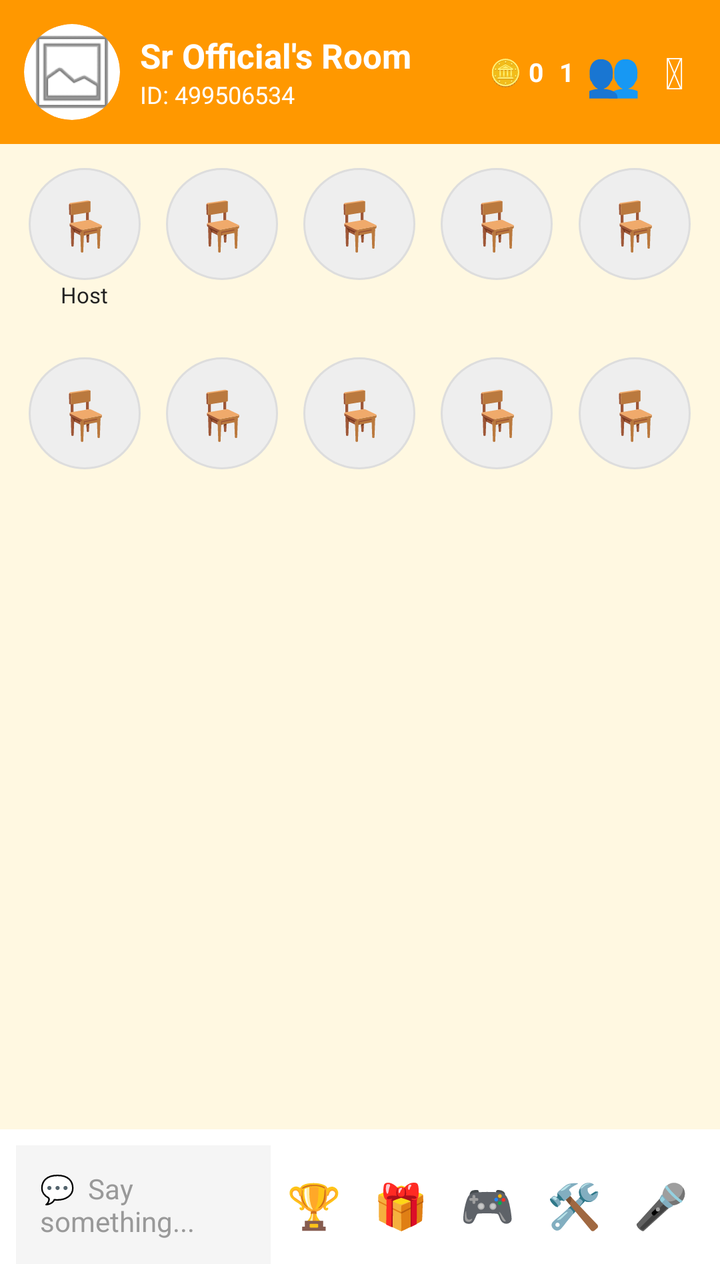
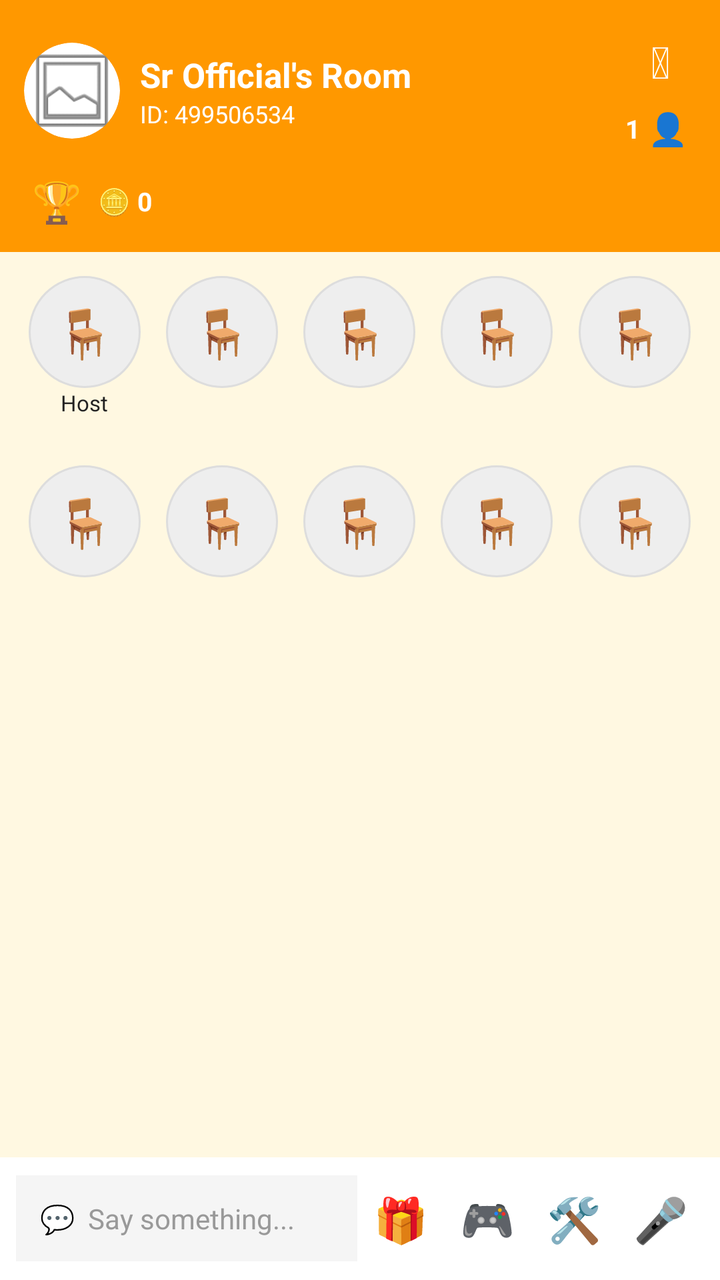

An Android layout rendered at two revisions. The XML below is the earlier revision; the diff shows what the commit changed to produce the second picture.
<!-- AndroidManifest.xml: activity theme Theme.SRVoiceChat -->
<!-- res/layout/activity_voice_room.xml -->
<?xml version="1.0" encoding="utf-8"?>
<LinearLayout xmlns:android="http://schemas.android.com/apk/res/android"
    xmlns:app="http://schemas.android.com/apk/res-auto"
    android:layout_width="match_parent"
    android:layout_height="match_parent"
    android:orientation="vertical"
    android:background="#FFF8E1">

    
    <LinearLayout
        android:layout_width="match_parent"
        android:layout_height="wrap_content"
        android:orientation="horizontal"
        android:gravity="center_vertical"
        android:padding="12dp"
        android:background="#FF9800">

        
        <androidx.cardview.widget.CardView
            android:layout_width="48dp"
            android:layout_height="48dp"
            app:cardCornerRadius="24dp"
            app:cardElevation="0dp">

            <ImageView
                android:id="@+id/roomHeaderProfileImg"
                android:layout_width="match_parent"
                android:layout_height="match_parent"
                android:scaleType="centerCrop"
                android:src="@android:drawable/ic_menu_gallery" />
        </androidx.cardview.widget.CardView>

        <LinearLayout
            android:layout_width="0dp"
            android:layout_height="wrap_content"
            android:layout_weight="1"
            android:orientation="vertical"
            android:paddingStart="10dp">

            <TextView
                android:id="@+id/roomTitleText"
                android:layout_width="wrap_content"
                android:layout_height="wrap_content"
                android:text="Sr Official's Room"
                android:textColor="#FFFFFF"
                android:textSize="17sp"
                android:textStyle="bold" />

            <TextView
                android:id="@+id/roomInfoText"
                android:layout_width="wrap_content"
                android:layout_height="wrap_content"
                android:text="ID: 499506534"
                android:textColor="#FFFFFF"
                android:textSize="12sp" />
        </LinearLayout>

        <TextView
            android:id="@+id/textRoomCoins"
            android:layout_width="wrap_content"
            android:layout_height="wrap_content"
            android:text="🪙 0"
            android:textColor="#FFFFFF"
            android:textSize="13sp"
            android:textStyle="bold"
            android:paddingEnd="8dp" />

        <TextView
            android:id="@+id/textOnlineCount"
            android:layout_width="wrap_content"
            android:layout_height="wrap_content"
            android:text="1"
            android:textColor="#FFFFFF"
            android:textSize="13sp"
            android:textStyle="bold" />

        <TextView
            android:id="@+id/btnOnlineList"
            android:layout_width="wrap_content"
            android:layout_height="wrap_content"
            android:text="👥"
            android:textSize="22sp"
            android:padding="6dp" />

        <TextView
            android:id="@+id/btnPower"
            android:layout_width="wrap_content"
            android:layout_height="wrap_content"
            android:text="⏻"
            android:textSize="22sp"
            android:textColor="#FFFFFF"
            android:padding="6dp" />
    </LinearLayout>

    
    <TextView
        android:id="@+id/roomNoticeBarText"
        android:layout_width="match_parent"
        android:layout_height="wrap_content"
        android:visibility="gone"
        android:background="#FFF3CD"
        android:textColor="#3E2F00"
        android:textSize="13sp"
        android:padding="8dp" />

    
    <LinearLayout
        android:layout_width="match_parent"
        android:layout_height="wrap_content"
        android:orientation="horizontal"
        android:weightSum="5"
        android:padding="8dp">

        <LinearLayout android:id="@+id/seat_0" android:layout_width="0dp" android:layout_height="wrap_content" android:layout_weight="1" android:orientation="vertical" android:gravity="center" android:padding="4dp">
            <TextView android:id="@+id/seatImg_0" android:layout_width="56dp" android:layout_height="56dp" android:text="🪑" android:textSize="24sp" android:gravity="center" android:background="@drawable/circle_seat_bg" />
            <TextView android:layout_width="wrap_content" android:layout_height="wrap_content" android:text="Host" android:textSize="11sp" android:textColor="#222222" />
        </LinearLayout>
        <LinearLayout android:id="@+id/seat_1" android:layout_width="0dp" android:layout_height="wrap_content" android:layout_weight="1" android:orientation="vertical" android:gravity="center" android:padding="4dp">
            <TextView android:id="@+id/seatImg_1" android:layout_width="56dp" android:layout_height="56dp" android:text="🪑" android:textSize="24sp" android:gravity="center" android:background="@drawable/circle_seat_bg" />
            <TextView android:layout_width="wrap_content" android:layout_height="wrap_content" android:text="" android:textSize="11sp" android:textColor="#222222" />
        </LinearLayout>
        <LinearLayout android:id="@+id/seat_2" android:layout_width="0dp" android:layout_height="wrap_content" android:layout_weight="1" android:orientation="vertical" android:gravity="center" android:padding="4dp">
            <TextView android:id="@+id/seatImg_2" android:layout_width="56dp" android:layout_height="56dp" android:text="🪑" android:textSize="24sp" android:gravity="center" android:background="@drawable/circle_seat_bg" />
            <TextView android:layout_width="wrap_content" android:layout_height="wrap_content" android:text="" android:textSize="11sp" android:textColor="#222222" />
        </LinearLayout>
        <LinearLayout android:id="@+id/seat_3" android:layout_width="0dp" android:layout_height="wrap_content" android:layout_weight="1" android:orientation="vertical" android:gravity="center" android:padding="4dp">
            <TextView android:id="@+id/seatImg_3" android:layout_width="56dp" android:layout_height="56dp" android:text="🪑" android:textSize="24sp" android:gravity="center" android:background="@drawable/circle_seat_bg" />
            <TextView android:layout_width="wrap_content" android:layout_height="wrap_content" android:text="" android:textSize="11sp" android:textColor="#222222" />
        </LinearLayout>
        <LinearLayout android:id="@+id/seat_4" android:layout_width="0dp" android:layout_height="wrap_content" android:layout_weight="1" android:orientation="vertical" android:gravity="center" android:padding="4dp">
            <TextView android:id="@+id/seatImg_4" android:layout_width="56dp" android:layout_height="56dp" android:text="🪑" android:textSize="24sp" android:gravity="center" android:background="@drawable/circle_seat_bg" />
            <TextView android:layout_width="wrap_content" android:layout_height="wrap_content" android:text="" android:textSize="11sp" android:textColor="#222222" />
        </LinearLayout>
    </LinearLayout>

    
    <LinearLayout
        android:layout_width="match_parent"
        android:layout_height="wrap_content"
        android:orientation="horizontal"
        android:weightSum="5"
        android:padding="8dp">

        <LinearLayout android:id="@+id/seat_5" android:layout_width="0dp" android:layout_height="wrap_content" android:layout_weight="1" android:orientation="vertical" android:gravity="center" android:padding="4dp">
            <TextView android:id="@+id/seatImg_5" android:layout_width="56dp" android:layout_height="56dp" android:text="🪑" android:textSize="24sp" android:gravity="center" android:background="@drawable/circle_seat_bg" />
            <TextView android:layout_width="wrap_content" android:layout_height="wrap_content" android:text="" android:textSize="11sp" android:textColor="#222222" />
        </LinearLayout>
        <LinearLayout android:id="@+id/seat_6" android:layout_width="0dp" android:layout_height="wrap_content" android:layout_weight="1" android:orientation="vertical" android:gravity="center" android:padding="4dp">
            <TextView android:id="@+id/seatImg_6" android:layout_width="56dp" android:layout_height="56dp" android:text="🪑" android:textSize="24sp" android:gravity="center" android:background="@drawable/circle_seat_bg" />
            <TextView android:layout_width="wrap_content" android:layout_height="wrap_content" android:text="" android:textSize="11sp" android:textColor="#222222" />
        </LinearLayout>
        <LinearLayout android:id="@+id/seat_7" android:layout_width="0dp" android:layout_height="wrap_content" android:layout_weight="1" android:orientation="vertical" android:gravity="center" android:padding="4dp">
            <TextView android:id="@+id/seatImg_7" android:layout_width="56dp" android:layout_height="56dp" android:text="🪑" android:textSize="24sp" android:gravity="center" android:background="@drawable/circle_seat_bg" />
            <TextView android:layout_width="wrap_content" android:layout_height="wrap_content" android:text="" android:textSize="11sp" android:textColor="#222222" />
        </LinearLayout>
        <LinearLayout android:id="@+id/seat_8" android:layout_width="0dp" android:layout_height="wrap_content" android:layout_weight="1" android:orientation="vertical" android:gravity="center" android:padding="4dp">
            <TextView android:id="@+id/seatImg_8" android:layout_width="56dp" android:layout_height="56dp" android:text="🪑" android:textSize="24sp" android:gravity="center" android:background="@drawable/circle_seat_bg" />
            <TextView android:layout_width="wrap_content" android:layout_height="wrap_content" android:text="" android:textSize="11sp" android:textColor="#222222" />
        </LinearLayout>
        <LinearLayout android:id="@+id/seat_9" android:layout_width="0dp" android:layout_height="wrap_content" android:layout_weight="1" android:orientation="vertical" android:gravity="center" android:padding="4dp">
            <TextView android:id="@+id/seatImg_9" android:layout_width="56dp" android:layout_height="56dp" android:text="🪑" android:textSize="24sp" android:gravity="center" android:background="@drawable/circle_seat_bg" />
            <TextView android:layout_width="wrap_content" android:layout_height="wrap_content" android:text="" android:textSize="11sp" android:textColor="#222222" />
        </LinearLayout>
    </LinearLayout>

    
    <ScrollView
        android:id="@+id/chatScrollView"
        android:layout_width="match_parent"
        android:layout_height="0dp"
        android:layout_weight="1">

        <LinearLayout
            android:id="@+id/chatListContainer"
            android:layout_width="match_parent"
            android:layout_height="wrap_content"
            android:orientation="vertical"
            android:padding="8dp" />
    </ScrollView>

    
    <LinearLayout
        android:id="@+id/bottomBarContainer"
        android:layout_width="match_parent"
        android:layout_height="wrap_content"
        android:orientation="horizontal"
        android:gravity="center_vertical"
        android:background="#FFFFFF"
        android:padding="8dp">

        <TextView android:id="@+id/btnOpenChat" android:layout_width="0dp" android:layout_height="wrap_content" android:layout_weight="1" android:text="💬  Say something..." android:textColor="#999999" android:textSize="14sp" android:background="#F5F5F5" android:padding="12dp" />
        <TextView android:id="@+id/btnInRoomRanking" android:layout_width="wrap_content" android:layout_height="wrap_content" android:text="🏆" android:textSize="22sp" android:padding="8dp" />
        <TextView android:id="@+id/btnGiftBox" android:layout_width="wrap_content" android:layout_height="wrap_content" android:text="🎁" android:textSize="22sp" android:padding="8dp" />
        <TextView android:id="@+id/btnGame" android:layout_width="wrap_content" android:layout_height="wrap_content" android:text="🎮" android:textSize="22sp" android:padding="8dp" />
        <TextView android:id="@+id/btnRoomTools" android:layout_width="wrap_content" android:layout_height="wrap_content" android:text="🛠️" android:textSize="22sp" android:padding="8dp" />
        <TextView android:id="@+id/btnMicToggle" android:layout_width="wrap_content" android:layout_height="wrap_content" android:text="🎤" android:textSize="22sp" android:padding="8dp" />
    </LinearLayout>

    
    <LinearLayout
        android:id="@+id/chatPopupBar"
        android:layout_width="match_parent"
        android:layout_height="wrap_content"
        android:orientation="horizontal"
        android:gravity="center_vertical"
        android:visibility="gone"
        android:background="#FFFFFF"
        android:padding="8dp">

        <EditText
            android:id="@+id/inputChatMessage"
            android:layout_width="0dp"
            android:layout_height="wrap_content"
            android:layout_weight="1"
            android:hint="Type message..."
            android:textSize="14sp"
            android:background="#F5F5F5"
            android:padding="12dp" />

        <TextView
            android:id="@+id/btnChatOption"
            android:layout_width="wrap_content"
            android:layout_height="wrap_content"
            android:text="Send"
            android:textColor="#FFFFFF"
            android:textStyle="bold"
            android:background="#FF9800"
            android:padding="12dp" />
    </LinearLayout>
</LinearLayout>
<!-- resources referenced by this layout -->
<resources>
  <!-- drawable circle_seat_bg (drawable) -->
  <?xml version="1.0" encoding="utf-8"?>
  <shape xmlns:android="http://schemas.android.com/apk/res/android"
      android:shape="oval">
  
      <solid android:color="#EEEEEE" />
  
      <stroke
          android:width="1dp"
          android:color="#DDDDDD" />
  
      <size
          android:width="56dp"
          android:height="56dp" />
  
  </shape>
  <style name="Theme.SRVoiceChat" parent="Theme.Material3.DayNight.NoActionBar">
          <item name="colorPrimary">#FF4081</item>
          <item name="android:statusBarColor">#FF4081</item>
          <item name="android:windowLightStatusBar">true</item>
      </style>
</resources>

<!-- the commit's change to res/layout/activity_voice_room.xml (unified diff, before → after) -->
@@ -10,86 +10,128 @@
     <LinearLayout
         android:layout_width="match_parent"
         android:layout_height="wrap_content"
-        android:orientation="horizontal"
-        android:gravity="center_vertical"
-        android:padding="12dp"
-        android:background="#FF9800">
+        android:orientation="vertical"
+        android:background="#FF9800"
+        android:paddingStart="12dp"
+        android:paddingEnd="12dp"
+        android:paddingTop="12dp"
+        android:paddingBottom="8dp">
 
         
-        <androidx.cardview.widget.CardView
-            android:layout_width="48dp"
-            android:layout_height="48dp"
-            app:cardCornerRadius="24dp"
-            app:cardElevation="0dp">
-
-            <ImageView
-                android:id="@+id/roomHeaderProfileImg"
-                android:layout_width="match_parent"
-                android:layout_height="match_parent"
-                android:scaleType="centerCrop"
-                android:src="@android:drawable/ic_menu_gallery" />
-        </androidx.cardview.widget.CardView>
-
         <LinearLayout
-            android:layout_width="0dp"
-            android:layout_height="wrap_content"
-            android:layout_weight="1"
-            android:orientation="vertical"
-            android:paddingStart="10dp">
+            android:layout_width="match_parent"
+            android:layout_height="wrap_content"
+            android:orientation="horizontal"
+            android:gravity="center_vertical">
+
+            <androidx.cardview.widget.CardView
+                android:layout_width="48dp"
+                android:layout_height="48dp"
+                app:cardCornerRadius="24dp"
+                app:cardElevation="0dp">
+
+                <ImageView
+                    android:id="@+id/roomHeaderProfileImg"
+                    android:layout_width="match_parent"
+                    android:layout_height="match_parent"
+                    android:scaleType="centerCrop"
+                    android:src="@android:drawable/ic_menu_gallery" />
+            </androidx.cardview.widget.CardView>
+
+            <LinearLayout
+                android:layout_width="0dp"
+                android:layout_height="wrap_content"
+                android:layout_weight="1"
+                android:orientation="vertical"
+                android:paddingStart="10dp">
+
+                <TextView
+                    android:id="@+id/roomTitleText"
+                    android:layout_width="wrap_content"
+                    android:layout_height="wrap_content"
+                    android:text="Sr Official's Room"
+                    android:textColor="#FFFFFF"
+                    android:textSize="17sp"
+                    android:textStyle="bold" />
+
+                <TextView
+                    android:id="@+id/roomInfoText"
+                    android:layout_width="wrap_content"
+                    android:layout_height="wrap_content"
+                    android:text="ID: 499506534"
+                    android:textColor="#FFFFFF"
+                    android:textSize="12sp" />
+            </LinearLayout>
+
+            
+            <LinearLayout
+                android:layout_width="wrap_content"
+                android:layout_height="wrap_content"
+                android:orientation="vertical"
+                android:gravity="center">
+
+                <TextView
+                    android:id="@+id/btnPower"
+                    android:layout_width="wrap_content"
+                    android:layout_height="wrap_content"
+                    android:text="⏻"
+                    android:textSize="22sp"
+                    android:textColor="#FFFFFF"
+                    android:padding="4dp" />
+
+                
+                <LinearLayout
+                    android:layout_width="wrap_content"
+                    android:layout_height="wrap_content"
+                    android:orientation="horizontal"
+                    android:gravity="center_vertical">
+
+                    <TextView
+                        android:id="@+id/textOnlineCount"
+                        android:layout_width="wrap_content"
+                        android:layout_height="wrap_content"
+                        android:text="1"
+                        android:textColor="#FFFFFF"
+                        android:textSize="13sp"
+                        android:textStyle="bold" />
+
+                    <TextView
+                        android:id="@+id/btnOnlineList"
+                        android:layout_width="wrap_content"
+                        android:layout_height="wrap_content"
+                        android:text="👤"
+                        android:textSize="16sp"
+                        android:padding="4dp" />
+                </LinearLayout>
+            </LinearLayout>
+        </LinearLayout>
+
+        
+        <LinearLayout
+            android:layout_width="match_parent"
+            android:layout_height="wrap_content"
+            android:orientation="horizontal"
+            android:gravity="center_vertical"
+            android:paddingTop="4dp">
 
             <TextView
-                android:id="@+id/roomTitleText"
+                android:id="@+id/btnInRoomRanking"
                 android:layout_width="wrap_content"
                 android:layout_height="wrap_content"
-                android:text="Sr Official's Room"
+                android:text="🏆"
+                android:textSize="20sp"
+                android:padding="4dp" />
+
+            <TextView
+                android:id="@+id/textRoomCoins"
+                android:layout_width="wrap_content"
+                android:layout_height="wrap_content"
+                android:text="🪙 0"
                 android:textColor="#FFFFFF"
-                android:textSize="17sp"
-                android:textStyle="bold" />
-
-            <TextView
-                android:id="@+id/roomInfoText"
-                android:layout_width="wrap_content"
-                android:layout_height="wrap_content"
-                android:text="ID: 499506534"
-                android:textColor="#FFFFFF"
-                android:textSize="12sp" />
-        </LinearLayout>
-
-        <TextView
-            android:id="@+id/textRoomCoins"
-            android:layout_width="wrap_content"
-            android:layout_height="wrap_content"
-            android:text="🪙 0"
-            android:textColor="#FFFFFF"
-            android:textSize="13sp"
-            android:textStyle="bold"
-            android:paddingEnd="8dp" />
-
-        <TextView
-            android:id="@+id/textOnlineCount"
-            android:layout_width="wrap_content"
-            android:layout_height="wrap_content"
-            android:text="1"
-            android:textColor="#FFFFFF"
-            android:textSize="13sp"
-            android:textStyle="bold" />
-
-        <TextView
-            android:id="@+id/btnOnlineList"
-            android:layout_width="wrap_content"
-            android:layout_height="wrap_content"
-            android:text="👥"
-            android:textSize="22sp"
-            android:padding="6dp" />
-
-        <TextView
-            android:id="@+id/btnPower"
-            android:layout_width="wrap_content"
-            android:layout_height="wrap_content"
-            android:text="⏻"
-            android:textSize="22sp"
-            android:textColor="#FFFFFF"
-            android:padding="6dp" />
+                android:textSize="13sp"
+                android:textStyle="bold"
+                android:paddingStart="4dp" />
+        </LinearLayout>
     </LinearLayout>
 
     
@@ -189,7 +231,6 @@
         android:padding="8dp">
 
         <TextView android:id="@+id/btnOpenChat" android:layout_width="0dp" android:layout_height="wrap_content" android:layout_weight="1" android:text="💬  Say something..." android:textColor="#999999" android:textSize="14sp" android:background="#F5F5F5" android:padding="12dp" />
-        <TextView android:id="@+id/btnInRoomRanking" android:layout_width="wrap_content" android:layout_height="wrap_content" android:text="🏆" android:textSize="22sp" android:padding="8dp" />
         <TextView android:id="@+id/btnGiftBox" android:layout_width="wrap_content" android:layout_height="wrap_content" android:text="🎁" android:textSize="22sp" android:padding="8dp" />
         <TextView android:id="@+id/btnGame" android:layout_width="wrap_content" android:layout_height="wrap_content" android:text="🎮" android:textSize="22sp" android:padding="8dp" />
         <TextView android:id="@+id/btnRoomTools" android:layout_width="wrap_content" android:layout_height="wrap_content" android:text="🛠️" android:textSize="22sp" android:padding="8dp" />
